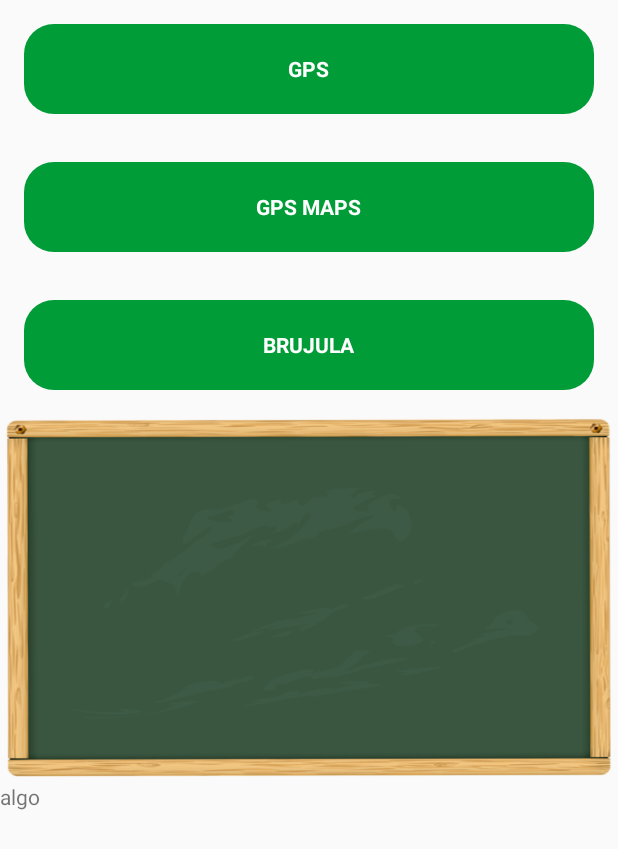
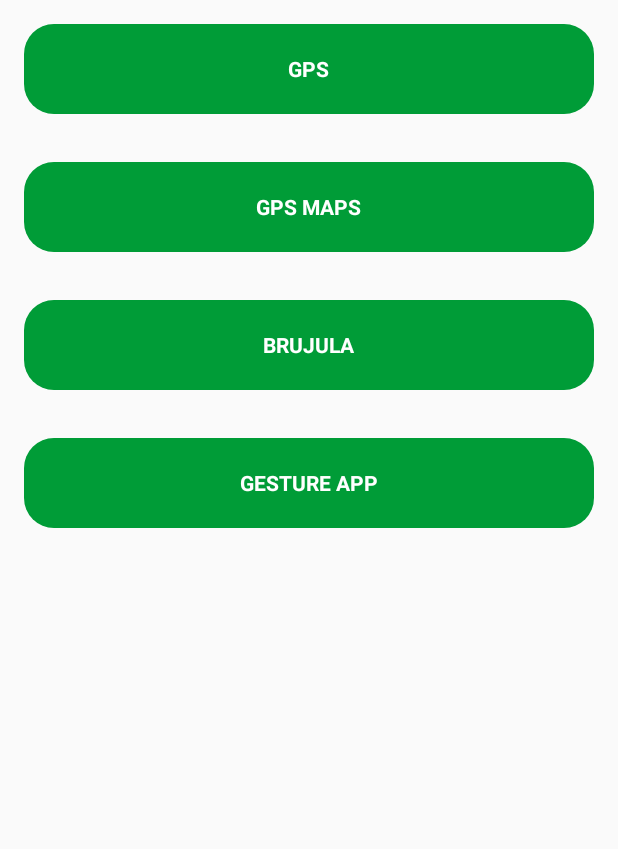
Before and after one commit to SergioPadilla/NPI-Android, an Android app: the screen it shows after launch (ActivitySelector), on a phone screen of 412 x 824 dp. Shown: the top 849 px of the screen. Run offline under Robolectric (Android 15) with nearby library versions, the phone set to English and light mode, and no system bars.

Commit message:
refactor columna

```diff
--- a/apps/app/src/main/java/com/piser/apps/ActivitySelector.java
+++ b/apps/app/src/main/java/com/piser/apps/ActivitySelector.java
@@ -1,26 +1,23 @@
 package com.piser.apps;
 
-import android.content.Context;
 import android.content.Intent;
+import android.os.Bundle;
 import android.support.v7.app.AppCompatActivity;
-import android.os.Bundle;
 import android.view.View;
 import android.widget.FrameLayout;
-import android.widget.ImageView;
-import android.widget.TextView;
 
+import com.piser.apps.AppFour.AppFour;
 import com.piser.apps.AppOne.AppOne;
+import com.piser.apps.AppThree.AppThree;
 import com.piser.apps.AppTwo.AppTwo;
-import com.piser.apps.AppThree.AppThree;
-import android.os.Vibrator;
-
-import in.championswimmer.sfg.lib.SimpleFingerGestures;
 
 public class ActivitySelector extends AppCompatActivity {
 
-    private FrameLayout app_one, app_two, app_three;
+    private FrameLayout app_one;
+    private FrameLayout app_two;
+    private FrameLayout app_three;
+    private FrameLayout app_four;
 
-    Vibrator vibrator;
     @Override
     protected void onCreate(Bundle savedInstanceState) {
         super.onCreate(savedInstanceState);
@@ -29,151 +26,12 @@ public class ActivitySelector extends AppCompatActivity {
         app_one = (FrameLayout) findViewById(R.id.app_one);
         app_two = (FrameLayout) findViewById(R.id.app_two);
         app_three = (FrameLayout) findViewById(R.id.app_three);
+        app_four = (FrameLayout) findViewById(R.id.app_four);
 
         app_one.setOnClickListener(appOneListener(AppOne.class));
         app_two.setOnClickListener(appOneListener(AppTwo.class));
         app_three.setOnClickListener(appOneListener(AppThree.class));
-
-        vibrator = (Vibrator)getSystemService(Context.VIBRATOR_SERVICE);
-
-        final ImageView mv = (ImageView) findViewById(R.id.mv);
-        final TextView grtv = (TextView) findViewById(R.id.grtv);
-        SimpleFingerGestures sfg = new SimpleFingerGestures();
-        sfg.setDebug(true);
-        sfg.setConsumeTouchEvents(true);
-
-        sfg.setOnFingerGestureListener(new SimpleFingerGestures.OnFingerGestureListener() {
-            @Override
-            public boolean onSwipeUp(int fingers, long gestureDuration, double gestureDistance) {
-                long[] pattern = {
-                        0,600
-                };
-
-                vibrator.vibrate(pattern, -1); // no repite patron
-                grtv.setText("Has deslizado " + fingers + " dedos  hacia arriba " + gestureDuration + " milisegundos ");
-                if (fingers==1) {
-                    mv.setBackgroundResource(R.drawable.board_up);
-                }
-                else if (fingers==2) {
-                    mv.setBackgroundResource(R.drawable.board_up_2);
-                }
-                else if (fingers==3) {
-                    mv.setBackgroundResource(R.drawable.board_up_3);
-                }
-                else if (fingers==4) {
-                    mv.setBackgroundResource(R.drawable.board_up_4);
-                }
-                return false;
-            }
-
-            @Override
-            public boolean onSwipeDown(int fingers, long gestureDuration, double gestureDistance) {
-                long[] pattern = {
-                        0,600
-                };
-                vibrator.vibrate(pattern, -1); // no repite patron
-                grtv.setText("Has deslizado " + fingers + " dedos  hacia abajo " + gestureDuration + " milisegundos " );
-
-                if (fingers==1) {
-                    mv.setBackgroundResource(R.drawable.board_down);
-                }
-                else if (fingers==2) {
-                    mv.setBackgroundResource(R.drawable.board_down_2);
-                }
-                else if (fingers==3) {
-                    mv.setBackgroundResource(R.drawable.board_down_3);
-                }
-                else if (fingers==4) {
-                    mv.setBackgroundResource(R.drawable.board_down_4);
-                }
-
-                return false;
-            }
-
-            @Override
-            public boolean onSwipeLeft(int fingers, long gestureDuration, double gestureDistance) {
-                long[] pattern = {
-                        0,600
-                };
-                vibrator.vibrate(pattern, -1); // no repite patron
-                grtv.setText("Has deslizado " + fingers + " dedos  hacia la izquierda " + gestureDuration + " milisegundos " );
-                if (fingers==1) {
-                    mv.setBackgroundResource(R.drawable.board_left);
-                }
-                else if (fingers==2) {
-                    mv.setBackgroundResource(R.drawable.board_left_2);
-                }
-                else if (fingers==3) {
-                    mv.setBackgroundResource(R.drawable.board_left_3);
-                }
-                else if (fingers==4) {
-                    mv.setBackgroundResource(R.drawable.board_left_4);
-                }
-                return false;
-            }
-
-            @Override
-            public boolean onSwipeRight(int fingers, long gestureDuration, double gestureDistance) {
-                long[] pattern = {
-                        0,600
-                };
-                vibrator.vibrate(pattern, -1); // no repite patron
-                grtv.setText("Has deslizado " + fingers + " dedos  hacia la derecha " + gestureDuration + " milisegundos " );
-                if (fingers==1) {
-                    mv.setBackgroundResource(R.drawable.board_right);
-                }
-                else if (fingers==2) {
-                    mv.setBackgroundResource(R.drawable.board_right_2);
-                }
-                else if (fingers==3) {
-                    mv.setBackgroundResource(R.drawable.board_right_3);
-                }
-                else if (fingers==4) {
-                    mv.setBackgroundResource(R.drawable.board_right_4);
-                }
-                return false;
-            }
-
-            @Override
-            public boolean onPinch(int fingers, long gestureDuration, double gestureDistance) {
-                long[] pattern = {
-                        0,400,20,300,20,200,20,100
-                };
-                vibrator.vibrate(pattern, -1); // no repite patron
-                grtv.setText("Has pellizcado con " + fingers + " dedos " + gestureDuration + " milisegundos " );
-                mv.setBackgroundResource(R.drawable.pellizco);
-                return false;
-            }
-
-            @Override
-            public boolean onUnpinch(int fingers, long gestureDuration, double gestureDistance) {
-                long[] pattern = {
-                        0,100,20,200,20,300,20,400
-                };
-                vibrator.vibrate(pattern, -1); // no repite patron
-                grtv.setText("Has  estirado " + fingers + "dedos"  + gestureDuration + " milisegundos ");
-                mv.setBackgroundResource(R.drawable.estirado);
-                return false;
-            }
-
-            @Override
-            public boolean onDoubleTap(int fingers) {
-                grtv.setText("Doble Click");
-
-                long[] pattern = {
-                        0,50,20,50
-                };
-                vibrator.vibrate(pattern, -1); // no repite patron
-                mv.setBackgroundResource(R.drawable.doubleclick);
-
-                return false;
-            }
-        });
-
-
-        mv.setOnTouchListener(sfg);
-
-
+        app_four.setOnClickListener(appOneListener(AppFour.class));
     }
 
     private void initActivity(Class activity) {
--- a/apps/app/src/main/java/com/piser/apps/AppTwo/AppTwo.java
+++ b/apps/app/src/main/java/com/piser/apps/AppTwo/AppTwo.java
@@ -53,11 +53,6 @@ public class AppTwo extends FragmentActivity implements
     /**
      * Manipulates the map once available.
      * This callback is triggered when the map is ready to be used.
-     * This is where we can add markers or lines, add listeners or move the camera. In this case,
-     * we just add a marker near Sydney, Australia.
-     * If Google Play services is not installed on the device, the user will be prompted to install
-     * it inside the SupportMapFragment. This method will only be triggered once the user has
-     * installed Google Play services and returned to the app.
      */
     @Override
     public void onMapReady(GoogleMap googleMap) {
--- a/apps/app/src/main/res/layout/activity_app_three.xml
+++ b/apps/app/src/main/res/layout/activity_app_three.xml
@@ -4,6 +4,7 @@
     android:paddingRight="@dimen/activity_horizontal_margin"
     android:paddingTop="@dimen/activity_vertical_margin"
     android:paddingBottom="@dimen/activity_vertical_margin" tools:context=".AppThree.AppThree">
+
     <TextView
         android:id="@+id/tOrientacion"
         android:layout_width="wrap_content"
@@ -11,9 +12,7 @@
         android:layout_centerHorizontal="true"
         android:layout_marginBottom="40dp"
         android:layout_marginTop="20dp"
-
         android:text="Orientacion: 0.0" />
-
 
     <ImageView
         android:id="@+id/main_image_dial"
--- a/apps/app/src/main/res/layout/activity_selector.xml
+++ b/apps/app/src/main/res/layout/activity_selector.xml
@@ -1,6 +1,5 @@
 <?xml version="1.0" encoding="utf-8"?>
 <LinearLayout xmlns:android="http://schemas.android.com/apk/res/android"
-    xmlns:app="http://schemas.android.com/apk/res-auto"
     xmlns:tools="http://schemas.android.com/tools"
     android:id="@+id/activity_selector"
     android:layout_width="match_parent"
@@ -46,8 +45,8 @@
             android:layout_gravity="center"
             android:textColor="#FFF"
             android:textStyle="bold"/>
+    </FrameLayout>
 
-    </FrameLayout>
     <FrameLayout
         android:id="@+id/app_three"
         android:layout_width="match_parent"
@@ -62,25 +61,30 @@
         <TextView
             android:layout_width="wrap_content"
             android:layout_height="wrap_content"
-        android:text="BRUJULA"
+            android:text="@string/app_three"
             android:layout_gravity="center"
             android:textColor="#FFF"
             android:textStyle="bold"/>
-
     </FrameLayout>
 
-    <ImageView
+    <FrameLayout
+        android:id="@+id/app_four"
         android:layout_width="match_parent"
-        android:id="@+id/mv"
-        android:layout_height="245dp"
-        android:background="@drawable/board" />
+        android:layout_height="60dp"
+        android:layout_margin="16dp">
+
+        <View
+            android:layout_width="match_parent"
+            android:layout_height="match_parent"
+            android:background="@drawable/background_button" />
 
         <TextView
-        android:layout_width="match_parent"
-        android:layout_height="match_parent"
-        android:inputType="textPersonName"
-        android:text="algo"
-        android:ems="10"
-        android:id="@+id/grtv" />
+            android:layout_width="wrap_content"
+            android:layout_height="wrap_content"
+            android:text="@string/app_four"
+            android:layout_gravity="center"
+            android:textColor="#FFF"
+            android:textStyle="bold"/>
+    </FrameLayout>
 
 </LinearLayout>
--- a/apps/app/src/main/res/values/strings.xml
+++ b/apps/app/src/main/res/values/strings.xml
@@ -2,7 +2,8 @@
     <string name="app_name">apps</string>
     <string name="app_one">GPS</string>
     <string name="app_two">GPS MAPS</string>
-    <string name="app_three">Brujula</string>
+    <string name="app_three">BRUJULA</string>
+    <string name="app_four">GESTURE APP</string>
     <string name="action_settings">Settings</string>
     <string name="compass_dial">Compass Dial</string>
     <string name="compass_hands">Compass Hands</string>
```
Also changed, not shown: apps/app/src/main/AndroidManifest.xml (+5 -6 lines), apps/app/src/main/java/com/piser/apps/AppFour/AppFour.java (added, +163 -0 lines), apps/app/src/main/java/com/piser/apps/AppThree/AppThree.java (+3 -5 lines), apps/app/src/main/res/layout/activity_app_four.xml (added, +30 -0 lines). Lines whose indentation alone changed are shown as unchanged.
